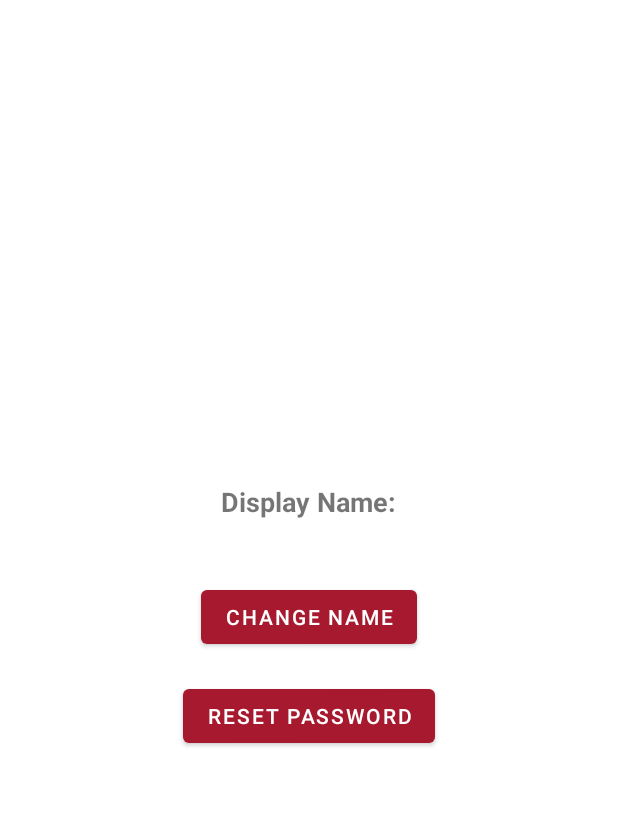
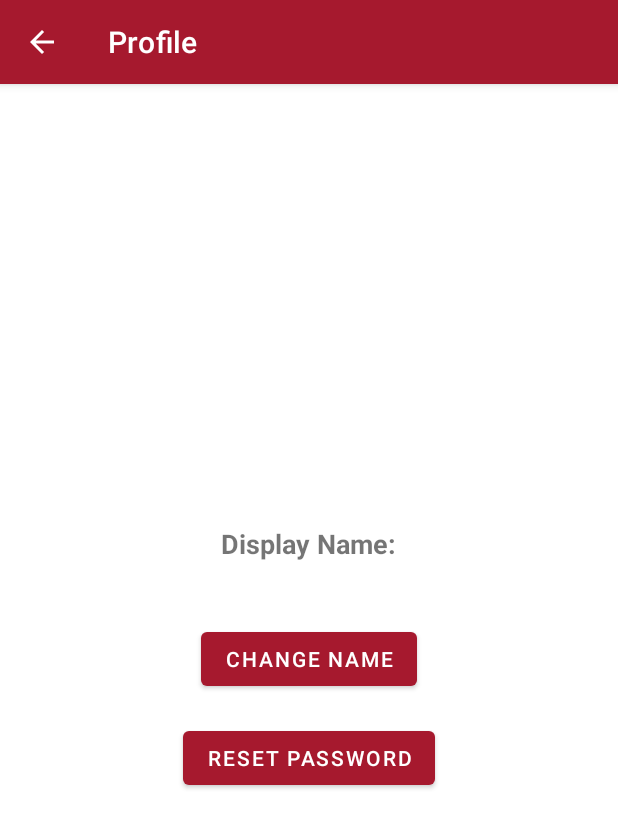
Before and after one commit to rsehmbi/hubspot, an Android app: the ProfileActivity screen opened directly, with no data from a screen before it, on a phone screen of 412 x 824 dp. Shown: the top 828 px of the screen. Run offline under Robolectric (Android 15) with nearby library versions, the phone set to English and light mode, and no system bars; our stand-ins replace Firebase (no records; nobody signed in at launch, a user with empty details on screens opened directly).

Commit message:
Add Rest of navigation menu options, fix action bar issues

```diff
--- a/app/src/main/AndroidManifest.xml
+++ b/app/src/main/AndroidManifest.xml
@@ -31,7 +31,8 @@
 
         <activity
             android:name=".MainActivity"
-            android:exported="true">
+            android:exported="true"
+            android:theme="@style/Theme.HubSpot.NoActionBar">
             <intent-filter>
                 <action android:name="android.intent.action.MAIN" />
 
--- /dev/null
+++ b/app/src/main/res/drawable/ic_logout.xml
@@ -0,0 +1,4 @@
+<vector android:height="32dp" android:viewportHeight="1000"
+    android:viewportWidth="1000" android:width="32dp" xmlns:android="http://schemas.android.com/apk/res/android">
+    <path android:fillColor="#FF000000" android:pathData="M990,500L663.3,227.8v163.3H282.2v217.8h381.1v163.3L990,500L990,500zM118.9,118.9h435.6V10H118.9C59,10 10,59 10,118.9v762.2C10,941 59,990 118.9,990h435.6V881.1H118.9V118.9z"/>
+</vector>
--- a/app/src/main/res/layout/activity_main.xml
+++ b/app/src/main/res/layout/activity_main.xml
@@ -35,6 +35,5 @@
         android:layout_height="match_parent"
         android:layout_gravity="start"
         android:background="@android:color/white"
-        app:menu="@menu/side_drawer_menu"
-        app:headerLayout="@layout/nav_header" />
+        app:menu="@menu/side_drawer_menu" />
 </androidx.drawerlayout.widget.DrawerLayout>
--- a/app/src/main/res/values-night/themes.xml
+++ b/app/src/main/res/values-night/themes.xml
@@ -1,6 +1,20 @@
 <resources xmlns:tools="http://schemas.android.com/tools">
     <!-- Base application theme. -->
-    <style name="Theme.HubSpot" parent="Theme.MaterialComponents.DayNight.NoActionBar">
+    <style name="Theme.HubSpot" parent="Theme.MaterialComponents.DayNight.DarkActionBar">
+        <!-- Primary brand color. -->
+        <item name="colorPrimary">@color/purple_200</item>
+        <item name="colorPrimaryVariant">@color/purple_700</item>
+        <item name="colorOnPrimary">@color/black</item>
+        <!-- Secondary brand color. -->
+        <item name="colorSecondary">@color/teal_200</item>
+        <item name="colorSecondaryVariant">@color/teal_200</item>
+        <item name="colorOnSecondary">@color/black</item>
+        <!-- Status bar color. -->
+        <item name="android:statusBarColor" tools:targetApi="l">?attr/colorPrimaryVariant</item>
+        <!-- Customize your theme here. -->
+    </style>
+
+    <style name="Theme.HubSpot.NoActionBar" parent="Theme.MaterialComponents.DayNight.NoActionBar">
         <!-- Primary brand color. -->
         <item name="colorPrimary">@color/purple_200</item>
         <item name="colorPrimaryVariant">@color/purple_700</item>
--- a/app/src/main/res/values/strings.xml
+++ b/app/src/main/res/values/strings.xml
@@ -67,4 +67,7 @@
     <string name="credits">Credits:</string>
     <string name="raman_sehmbi">Raman Sehmbi</string>
 
+    <string name="drawer_open">Open navigation drawer</string>
+    <string name="drawer_close">Close navigation drawer</string>
+
 </resources>
--- a/app/src/main/res/values/themes.xml
+++ b/app/src/main/res/values/themes.xml
@@ -1,6 +1,20 @@
 <resources xmlns:tools="http://schemas.android.com/tools">
     <!-- Base application theme. -->
-    <style name="Theme.HubSpot" parent="Theme.MaterialComponents.DayNight.NoActionBar">
+    <style name="Theme.HubSpot" parent="Theme.MaterialComponents.DayNight.DarkActionBar">
+        <!-- Primary brand color. -->
+        <item name="colorPrimary">@color/purple_500</item>
+        <item name="colorPrimaryVariant">@color/purple_700</item>
+        <item name="colorOnPrimary">@color/white</item>
+        <!-- Secondary brand color. -->
+        <item name="colorSecondary">@color/teal_200</item>
+        <item name="colorSecondaryVariant">@color/teal_700</item>
+        <item name="colorOnSecondary">@color/black</item>
+        <!-- Status bar color. -->
+        <item name="android:statusBarColor" tools:targetApi="l">?attr/colorPrimaryVariant</item>
+        <!-- Customize your theme here. -->
+    </style>
+
+    <style name="Theme.HubSpot.NoActionBar" parent="Theme.MaterialComponents.DayNight.NoActionBar">
         <!-- Primary brand color. -->
         <item name="colorPrimary">@color/purple_500</item>
         <item name="colorPrimaryVariant">@color/purple_700</item>
```
Also changed, not shown: app/src/main/java/com/example/hubspot/MainActivity.kt (+44 -20 lines), app/src/main/res/layout/nav_header.xml (deleted, +0 -17 lines), app/src/main/res/menu/side_drawer_menu.xml (+27 -0 lines).
